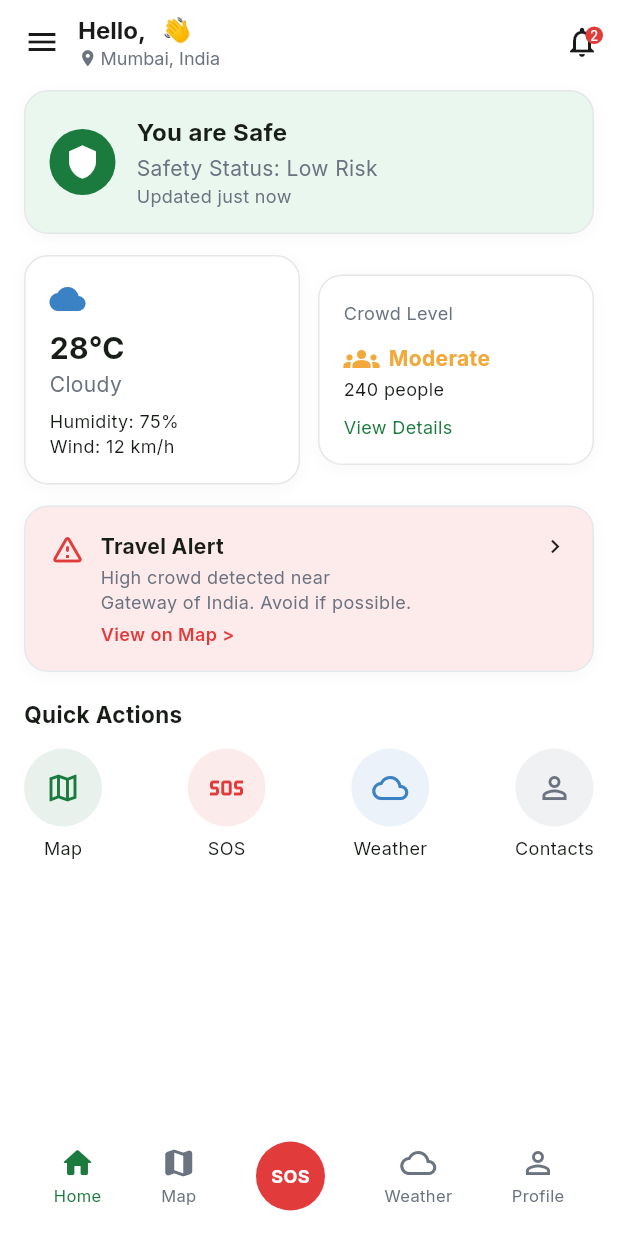
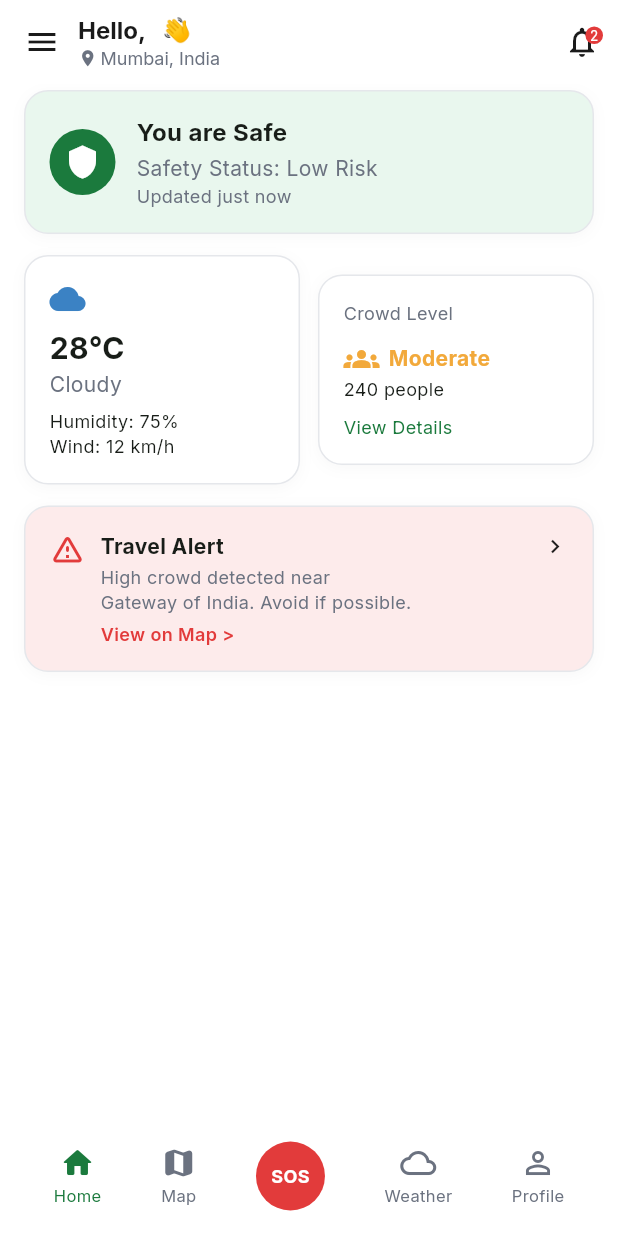
Before and after one commit to vanshikathakur-ctrl/Trekcure, a Flutter app: the HomeDashboardScreen screen opened directly, on a phone screen of 412 x 824 dp. Run offline on Flutter 3.47's test engine with Material 3 defaults, Android fonts, the phone set to English and light mode, and no system bars; our stand-ins replace flutter_map, geolocator, google_fonts, latlong2, supabase_flutter; missing offline and left inert: flutter_map_heatmap; accounts and stored records are empty; network calls fail.

Commit message:
Update weather API to Render

```diff
--- a/lib/screens/home_dashboard_screen.dart
+++ b/lib/screens/home_dashboard_screen.dart
@@ -4,9 +4,6 @@ import 'package:supabase_flutter/supabase_flutter.dart';
 import '../theme/app_theme.dart';
 import '../widgets/bottom_nav.dart';
 import 'map_crowd_screen.dart';
-import 'sos_emergency_screen.dart';
-import 'weather_screen.dart';
-import 'profile_screen.dart';
 import 'notifications_screen.dart';
 
 class HomeDashboardScreen extends StatefulWidget {
@@ -58,9 +55,7 @@ class _HomeDashboardScreenState extends State<HomeDashboardScreen> {
         title: Row(
           children: [
             const Icon(Icons.menu, color: AppColors.textDark),
-
             const SizedBox(width: 12),
-
             Column(
               crossAxisAlignment: CrossAxisAlignment.start,
               children: [
@@ -71,7 +66,6 @@ class _HomeDashboardScreenState extends State<HomeDashboardScreen> {
                     fontWeight: FontWeight.bold,
                   ),
                 ),
-
                 Row(
                   children: const [
                     Icon(
@@ -90,14 +84,12 @@ class _HomeDashboardScreenState extends State<HomeDashboardScreen> {
             ),
           ],
         ),
-
         actions: [
           IconButton(
             icon: Stack(
               clipBehavior: Clip.none,
               children: [
                 const Icon(Icons.notifications_none, color: AppColors.textDark),
-
                 Positioned(
                   right: -2,
                   top: -2,
@@ -122,7 +114,6 @@ class _HomeDashboardScreenState extends State<HomeDashboardScreen> {
           ),
         ],
       ),
-
       body: SingleChildScrollView(
         padding: const EdgeInsets.fromLTRB(16, 4, 16, 16),
         child: Column(
@@ -141,9 +132,7 @@ class _HomeDashboardScreenState extends State<HomeDashboardScreen> {
                     ),
                     child: const Icon(Icons.shield, color: Colors.white),
                   ),
-
                   const SizedBox(width: 14),
-
                   const Expanded(
                     child: Column(
                       crossAxisAlignment: CrossAxisAlignment.start,
@@ -204,9 +193,7 @@ class _HomeDashboardScreenState extends State<HomeDashboardScreen> {
                     ),
                   ),
                 ),
-
                 const SizedBox(width: 12),
-
                 Expanded(
                   child: AppCard(
                     child: Column(
@@ -219,9 +206,7 @@ class _HomeDashboardScreenState extends State<HomeDashboardScreen> {
                             fontSize: 12,
                           ),
                         ),
-
                         const SizedBox(height: 10),
-
                         Row(
                           children: const [
                             Icon(Icons.groups, color: AppColors.warningOrange),
@@ -235,14 +220,11 @@ class _HomeDashboardScreenState extends State<HomeDashboardScreen> {
                             ),
                           ],
                         ),
-
                         const Text(
                           '240 people',
                           style: TextStyle(fontSize: 12),
                         ),
-
                         const SizedBox(height: 8),
-
                         GestureDetector(
                           onTap: () => Navigator.push(
                             context,
@@ -277,9 +259,7 @@ class _HomeDashboardScreenState extends State<HomeDashboardScreen> {
                     Icons.warning_amber_rounded,
                     color: AppColors.dangerRed,
                   ),
-
                   const SizedBox(width: 10),
-
                   Expanded(
                     child: Column(
                       crossAxisAlignment: CrossAxisAlignment.start,
@@ -294,9 +274,7 @@ class _HomeDashboardScreenState extends State<HomeDashboardScreen> {
                             Icon(Icons.chevron_right, size: 18),
                           ],
                         ),
-
                         const SizedBox(height: 2),
-
                         const Text(
                           'High crowd detected near\nGateway of India. Avoid if possible.',
                           style: TextStyle(
@@ -304,9 +282,7 @@ class _HomeDashboardScreenState extends State<HomeDashboardScreen> {
                             color: AppColors.textGrey,
                           ),
                         ),
-
                         const SizedBox(height: 4),
-
                         GestureDetector(
                           onTap: () => Navigator.push(
                             context,
@@ -329,101 +305,11 @@ class _HomeDashboardScreenState extends State<HomeDashboardScreen> {
                 ],
               ),
             ),
-
-            const SizedBox(height: 18),
-
-            const Text(
-              'Quick Actions',
-              style: TextStyle(fontWeight: FontWeight.bold, fontSize: 15),
-            ),
-
-            const SizedBox(height: 12),
-
-            Row(
-              mainAxisAlignment: MainAxisAlignment.spaceBetween,
-              children: [
-                _quickAction(
-                  context,
-                  Icons.map_outlined,
-                  'Map',
-                  AppColors.primaryGreen,
-                  () => Navigator.push(
-                    context,
-                    MaterialPageRoute(builder: (_) => const MapCrowdScreen()),
-                  ),
-                ),
-
-                _quickAction(
-                  context,
-                  Icons.sos,
-                  'SOS',
-                  AppColors.dangerRed,
-                  () => Navigator.push(
-                    context,
-                    MaterialPageRoute(
-                      builder: (_) => const SosEmergencyScreen(),
-                    ),
-                  ),
-                ),
-
-                _quickAction(
-                  context,
-                  Icons.cloud_outlined,
-                  'Weather',
-                  AppColors.infoBlue,
-                  () => Navigator.push(
-                    context,
-                    MaterialPageRoute(builder: (_) => const WeatherScreen()),
-                  ),
-                ),
-
-                _quickAction(
-                  context,
-                  Icons.person_outline,
-                  'Contacts',
-                  AppColors.textGrey,
-                  () => Navigator.push(
-                    context,
-                    MaterialPageRoute(builder: (_) => const ProfileScreen()),
-                  ),
-                ),
-              ],
-            ),
           ],
         ),
       ),
-
       bottomNavigationBar: const AppBottomNav(currentIndex: 0),
-
       floatingActionButtonLocation: FloatingActionButtonLocation.centerDocked,
     );
   }
-
-  Widget _quickAction(
-    BuildContext context,
-    IconData icon,
-    String label,
-    Color color,
-    VoidCallback onTap,
-  ) {
-    return GestureDetector(
-      onTap: onTap,
-      child: Column(
-        children: [
-          Container(
-            padding: const EdgeInsets.all(14),
-            decoration: BoxDecoration(
-              color: color.withOpacity(0.1),
-              shape: BoxShape.circle,
-            ),
-            child: Icon(icon, color: color),
-          ),
-
-          const SizedBox(height: 6),
-
-          Text(label, style: const TextStyle(fontSize: 12)),
-        ],
-      ),
-    );
-  }
 }
--- a/lib/screens/map_crowd_screen.dart
+++ b/lib/screens/map_crowd_screen.dart
@@ -378,7 +378,7 @@ class _MapCrowdScreenState extends State<MapCrowdScreen> {
                 child: Container(
                   decoration: BoxDecoration(
                     shape: BoxShape.circle,
-                    color: Colors.blue.withOpacity(0.20),
+                    color: Colors.blue.withValues(alpha: 0.20),
                   ),
 
                   child: const Icon(
--- a/lib/services/trekcure_api_service.dart
+++ b/lib/services/trekcure_api_service.dart
@@ -11,8 +11,7 @@ class TrekCureApiService {
   static const String baseUrl = 'http://10.0.2.2:8000';
 
   // FastAPI Weather API
-  static const String weatherBaseUrl = 'http://10.0.2.2:8001';
-
+  static const String weatherBaseUrl = 'https://trekcure-weather.onrender.com';
   // ============================================================
   // CREATE DIGITAL ID
   // ============================================================
--- a/lib/theme/app_theme.dart
+++ b/lib/theme/app_theme.dart
@@ -41,17 +41,16 @@ class AppTheme {
           shape: RoundedRectangleBorder(
             borderRadius: BorderRadius.circular(12),
           ),
-          textStyle: const TextStyle(
-            fontSize: 16,
-            fontWeight: FontWeight.w600,
-          ),
+          textStyle: const TextStyle(fontSize: 16, fontWeight: FontWeight.w600),
         ),
       ),
       inputDecorationTheme: InputDecorationTheme(
         filled: true,
         fillColor: AppColors.cardGrey,
-        contentPadding:
-            const EdgeInsets.symmetric(horizontal: 16, vertical: 14),
+        contentPadding: const EdgeInsets.symmetric(
+          horizontal: 16,
+          vertical: 14,
+        ),
         border: OutlineInputBorder(
           borderRadius: BorderRadius.circular(12),
           borderSide: BorderSide.none,
@@ -84,7 +83,7 @@ class AppCard extends StatelessWidget {
         border: Border.all(color: AppColors.border),
         boxShadow: [
           BoxShadow(
-            color: Colors.black.withOpacity(0.03),
+            color: Colors.black.withValues(alpha: 0.03),
             blurRadius: 8,
             offset: const Offset(0, 2),
           ),
--- a/lib/widgets/bottom_nav.dart
+++ b/lib/widgets/bottom_nav.dart
@@ -1,4 +1,5 @@
 import 'package:flutter/material.dart';
+
 import '../theme/app_theme.dart';
 import '../screens/home_dashboard_screen.dart';
 import '../screens/map_crowd_screen.dart';
@@ -18,7 +19,7 @@ class AppBottomNav extends StatelessWidget {
       context,
       PageRouteBuilder(
         transitionDuration: Duration.zero,
-        pageBuilder: (_, __, ___) => screen,
+        pageBuilder: (_, _, _) => screen,
       ),
     );
   }
@@ -35,15 +36,35 @@ class AppBottomNav extends StatelessWidget {
         child: Row(
           mainAxisAlignment: MainAxisAlignment.spaceAround,
           children: [
-            _navIcon(context, Icons.home_rounded, 'Home', 0,
-                const HomeDashboardScreen()),
-            _navIcon(context, Icons.map_rounded, 'Map', 1,
-                const MapCrowdScreen()),
+            _navIcon(
+              context,
+              Icons.home_rounded,
+              'Home',
+              0,
+              const HomeDashboardScreen(),
+            ),
+            _navIcon(
+              context,
+              Icons.map_rounded,
+              'Map',
+              1,
+              const MapCrowdScreen(),
+            ),
             _sosIcon(context),
-            _navIcon(context, Icons.cloud_outlined, 'Weather', 3,
-                const WeatherScreen()),
-            _navIcon(context, Icons.person_outline, 'Profile', 4,
-                const ProfileScreen()),
+            _navIcon(
+              context,
+              Icons.cloud_outlined,
+              'Weather',
+              3,
+              const WeatherScreen(),
+            ),
+            _navIcon(
+              context,
+              Icons.person_outline,
+              'Profile',
+              4,
+              const ProfileScreen(),
+            ),
           ],
         ),
       ),
@@ -51,7 +72,12 @@ class AppBottomNav extends StatelessWidget {
   }
 
   Widget _navIcon(
-      BuildContext context, IconData icon, String label, int index, Widget screen) {
+    BuildContext context,
+    IconData icon,
+    String label,
+    int index,
+    Widget screen,
+  ) {
     final selected = currentIndex == index;
     final color = selected ? AppColors.primaryGreen : AppColors.textGrey;
     return InkWell(
```
Also changed, not shown: 2 other files.
